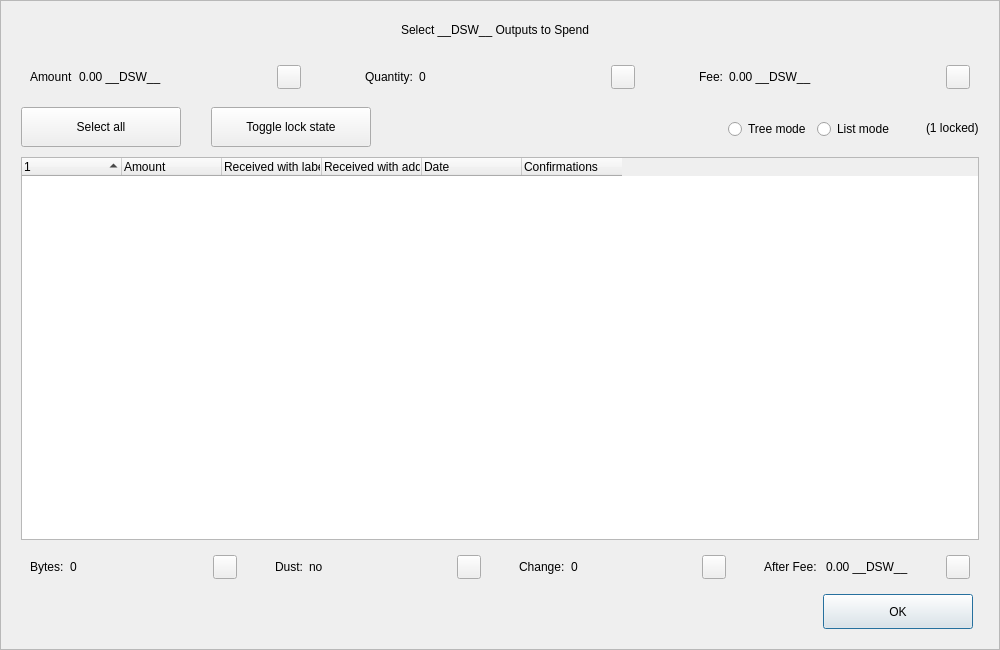
Before: the Qt Designer form src/qt/forms/coincontroldialog.ui in decenomy/DSW, drawn with Qt 5.
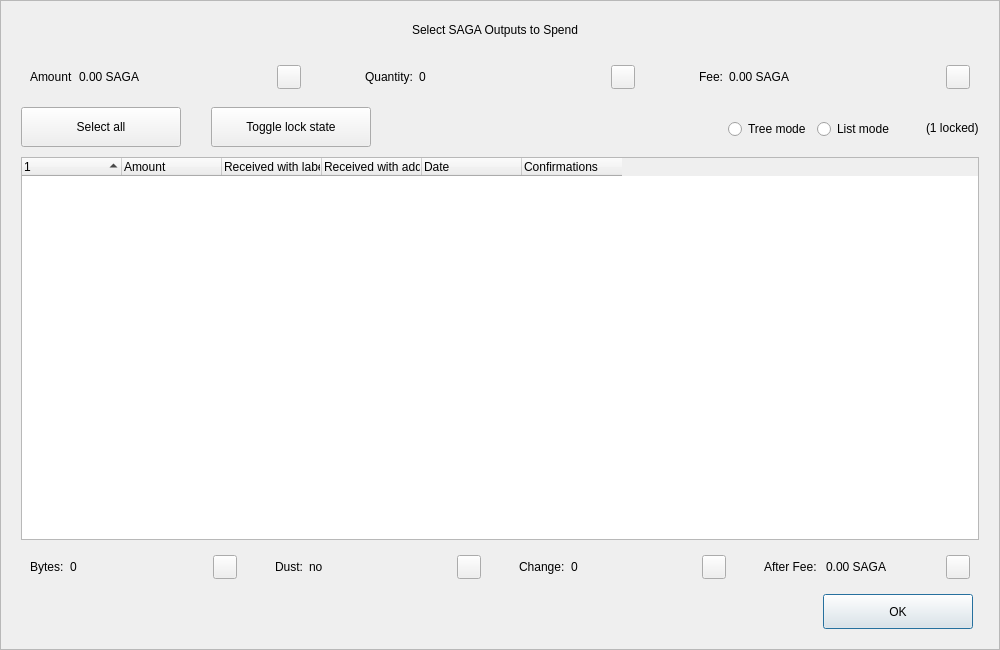
After: the same form once the commit is applied. Custom widgets are drawn as their Qt base class.

What changed in the file:
```diff
--- a/src/qt/forms/coincontroldialog.ui
+++ b/src/qt/forms/coincontroldialog.ui
@@ -98,7 +98,7 @@
            </size>
           </property>
           <property name="text">
-           <string>Select __DSW__ Outputs to Spend</string>
+           <string>Select SAGA Outputs to Spend</string>
           </property>
           <property name="alignment">
            <set>Qt::AlignCenter</set>
@@ -144,7 +144,7 @@
            <item>
             <widget class="QLabel" name="labelCoinControlAmount">
              <property name="text">
-              <string>0.00 __DSW__</string>
+              <string>0.00 SAGA</string>
              </property>
             </widget>
            </item>
@@ -268,7 +268,7 @@
            <item>
             <widget class="QLabel" name="labelCoinControlFee">
              <property name="text">
-              <string>0.00 __DSW__</string>
+              <string>0.00 SAGA</string>
              </property>
             </widget>
            </item>
@@ -729,7 +729,7 @@
            <item>
             <widget class="QLabel" name="labelCoinControlAfterFee">
              <property name="text">
-              <string>0.00 __DSW__</string>
+              <string>0.00 SAGA</string>
              </property>
             </widget>
            </item>
```
